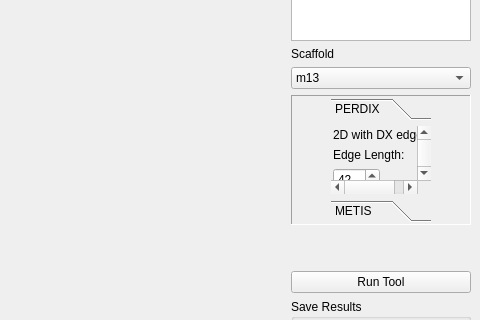
This is ui/AthenaMainWindow.ui in lcbb/athena as Qt 5 draws it before an edit; both pictures show x 348 to 828 and y 179 to 499 of the 828 by 598 pixel window. The edited form follows.
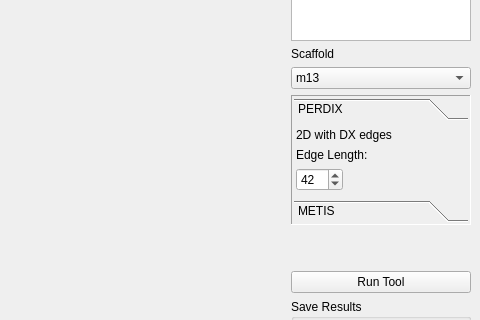
This is the edited form. The open tabs and pages were chosen to show the change. Custom widgets are drawn as their Qt base class.

Commit message: Toolbar size adjustments

What changed in the file:
```diff
--- a/ui/AthenaMainWindow.ui
+++ b/ui/AthenaMainWindow.ui
@@ -804,7 +804,7 @@
              </property>
              <widget class="QWidget" name="tools_2D">
               <property name="sizePolicy">
-               <sizepolicy hsizetype="Maximum" vsizetype="Maximum">
+               <sizepolicy hsizetype="Minimum" vsizetype="Preferred">
                 <horstretch>0</horstretch>
                 <verstretch>0</verstretch>
                </sizepolicy>
@@ -825,7 +825,7 @@
                <item>
                 <widget class="SequenceToolBox" name="toolBox_2D">
                  <property name="sizePolicy">
-                  <sizepolicy hsizetype="Maximum" vsizetype="Maximum">
+                  <sizepolicy hsizetype="Minimum" vsizetype="Preferred">
                    <horstretch>0</horstretch>
                    <verstretch>0</verstretch>
                   </sizepolicy>
@@ -840,7 +840,7 @@
                   <property name="geometry">
                    <rect>
                     <x>0</x>
-                    <y>-7</y>
+                    <y>0</y>
                     <width>88</width>
                     <height>62</height>
                    </rect>
```
Left out of the diff: 4 changed lines with no effect on the pictures.
